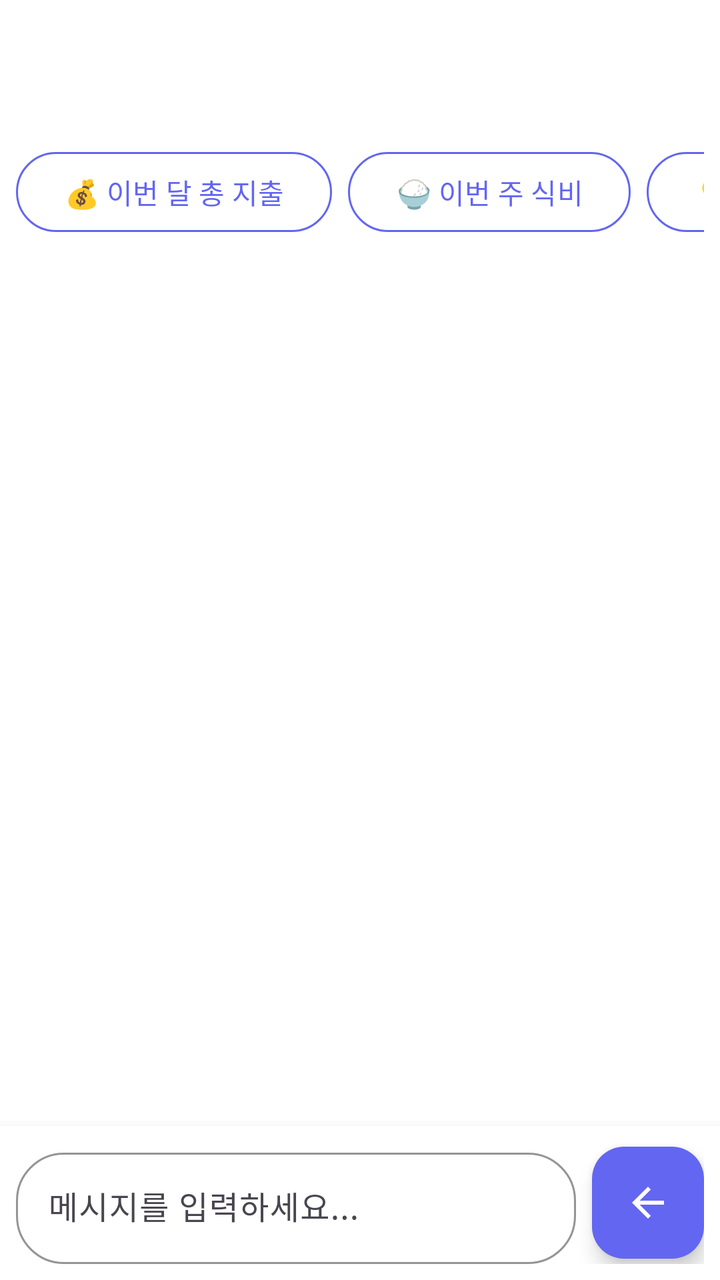
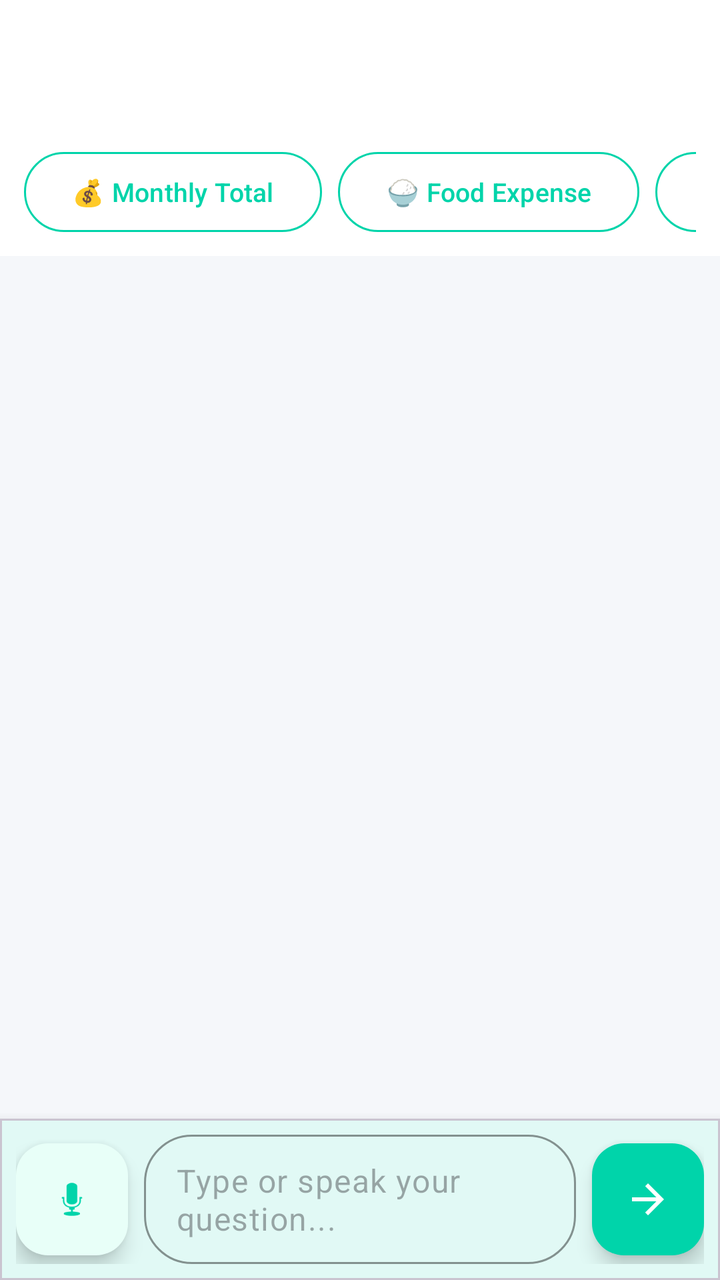

Two renders of the same Android screen: before a commit and after it. Below are the layout's source before the change and the commit's diff.
<!-- AndroidManifest.xml: application theme Theme.Receiptify -->
<!-- res/layout/activity_chatbot.xml -->
<?xml version="1.0" encoding="utf-8"?>
<androidx.coordinatorlayout.widget.CoordinatorLayout xmlns:android="http://schemas.android.com/apk/res/android"
    xmlns:app="http://schemas.android.com/apk/res-auto"
    android:layout_width="match_parent"
    android:layout_height="match_parent"
    android:background="?attr/colorSurface">

    <com.google.android.material.appbar.AppBarLayout
        android:layout_width="match_parent"
        android:layout_height="wrap_content"
        android:background="?attr/colorSurface"
        app:elevation="0dp">

        <androidx.appcompat.widget.Toolbar
            android:id="@+id/toolbar"
            android:layout_width="match_parent"
            android:layout_height="?attr/actionBarSize" />

    </com.google.android.material.appbar.AppBarLayout>

    <LinearLayout
        android:layout_width="match_parent"
        android:layout_height="match_parent"
        android:orientation="vertical"
        app:layout_behavior="@string/appbar_scrolling_view_behavior">

        
        <HorizontalScrollView
            android:layout_width="match_parent"
            android:layout_height="wrap_content"
            android:padding="8dp"
            android:scrollbars="none">

            <LinearLayout
                android:layout_width="wrap_content"
                android:layout_height="wrap_content"
                android:orientation="horizontal">

                <com.google.android.material.button.MaterialButton
                    android:id="@+id/btnQuickTotal"
                    style="@style/Widget.Material3.Button.OutlinedButton"
                    android:layout_width="wrap_content"
                    android:layout_height="wrap_content"
                    android:layout_marginEnd="8dp"
                    android:text="💰 이번 달 총 지출"
                    android:textSize="14sp"
                    app:strokeColor="@color/primary_purple" />

                <com.google.android.material.button.MaterialButton
                    android:id="@+id/btnQuickFood"
                    style="@style/Widget.Material3.Button.OutlinedButton"
                    android:layout_width="wrap_content"
                    android:layout_height="wrap_content"
                    android:layout_marginEnd="8dp"
                    android:text="🍚 이번 주 식비"
                    android:textSize="14sp"
                    app:strokeColor="@color/primary_purple" />

                <com.google.android.material.button.MaterialButton
                    android:id="@+id/btnQuickTips"
                    style="@style/Widget.Material3.Button.OutlinedButton"
                    android:layout_width="wrap_content"
                    android:layout_height="wrap_content"
                    android:layout_marginEnd="8dp"
                    android:text="💡 절약 팁"
                    android:textSize="14sp"
                    app:strokeColor="@color/primary_purple" />

                <com.google.android.material.button.MaterialButton
                    android:id="@+id/btnQuickAnalysis"
                    style="@style/Widget.Material3.Button.OutlinedButton"
                    android:layout_width="wrap_content"
                    android:layout_height="wrap_content"
                    android:text="📊 소비 분석"
                    android:textSize="14sp"
                    app:strokeColor="@color/primary_purple" />

            </LinearLayout>

        </HorizontalScrollView>

        
        <FrameLayout
            android:layout_width="match_parent"
            android:layout_height="0dp"
            android:layout_weight="1">

            <androidx.recyclerview.widget.RecyclerView
                android:id="@+id/rvMessages"
                android:layout_width="match_parent"
                android:layout_height="match_parent"
                android:clipToPadding="false"
                android:padding="16dp" />

            
            <ProgressBar
                android:id="@+id/progressBar"
                android:layout_width="wrap_content"
                android:layout_height="wrap_content"
                android:layout_gravity="center"
                android:visibility="gone" />

        </FrameLayout>

        
        <LinearLayout
            android:layout_width="match_parent"
            android:layout_height="wrap_content"
            android:background="?attr/colorSurface"
            android:elevation="8dp"
            android:gravity="center_vertical"
            android:orientation="horizontal"
            android:padding="8dp">

            <com.google.android.material.textfield.TextInputLayout
                android:layout_width="0dp"
                android:layout_height="wrap_content"
                android:layout_weight="1"
                app:boxBackgroundMode="outline"
                app:boxCornerRadiusBottomEnd="24dp"
                app:boxCornerRadiusBottomStart="24dp"
                app:boxCornerRadiusTopEnd="24dp"
                app:boxCornerRadiusTopStart="24dp"
                app:boxStrokeColor="@color/primary_purple">

                <com.google.android.material.textfield.TextInputEditText
                    android:id="@+id/etMessage"
                    android:layout_width="match_parent"
                    android:layout_height="wrap_content"
                    android:hint="메시지를 입력하세요..."
                    android:imeOptions="actionSend"
                    android:inputType="textMultiLine"
                    android:maxLines="3" />

            </com.google.android.material.textfield.TextInputLayout>

            <com.google.android.material.floatingactionbutton.FloatingActionButton
                android:id="@+id/fabSend"
                android:layout_width="wrap_content"
                android:layout_height="wrap_content"
                android:layout_marginStart="8dp"
                android:contentDescription="전송"
                android:src="@drawable/ic_back"
                app:backgroundTint="@color/primary_purple"
                app:fabSize="mini"
                app:tint="@color/white" />

        </LinearLayout>

    </LinearLayout>

</androidx.coordinatorlayout.widget.CoordinatorLayout>
<!-- resources referenced by this layout -->
<resources>
  <color name="primary_purple">#6366F1</color>
  <color name="white">#FFFFFF</color>
  <!-- drawable ic_back (drawable) -->
  <?xml version="1.0" encoding="utf-8"?>
  <vector xmlns:android="http://schemas.android.com/apk/res/android"
      android:width="24dp"
      android:height="24dp"
      android:viewportWidth="24"
      android:viewportHeight="24">
      <path
          android:fillColor="#FF000000"
          android:pathData="M20,11H7.83l5.59,-5.59L12,4l-8,8 8,8 1.41,-1.41L7.83,13H20v-2z" />
  </vector>
  <style name="Theme.Receiptify" parent="Base.Theme.Receiptify" />
  <style name="Base.Theme.Receiptify" parent="Theme.Material3.Light.NoActionBar">
          <item name="colorPrimary">@color/primary_purple</item>
          <item name="colorPrimaryVariant">@color/primary_purple_dark</item>
          <item name="colorOnPrimary">@color/white</item>
  
          <item name="colorSurface">@color/surface_light</item>
          <item name="colorOnSurface">@color/text_primary</item>
  
          <item name="android:colorBackground">@color/background_light</item>
          <item name="colorOnBackground">@color/text_primary</item>
  
          <item name="colorOutline">@color/divider</item>
      </style>
  <color name="primary_purple_dark">#4F46E5</color>
  <color name="surface_light">#FFFFFF</color>
  <color name="text_primary">#111827</color>
  <color name="background_light">#F9FAFB</color>
  <color name="divider">#E5E7EB</color>
</resources>

<!-- the commit's change to res/layout/activity_chatbot.xml (unified diff, before → after) -->
@@ -3,18 +3,19 @@
     xmlns:app="http://schemas.android.com/apk/res-auto"
     android:layout_width="match_parent"
     android:layout_height="match_parent"
-    android:background="?attr/colorSurface">
+    android:background="@color/background_light">
 
     <com.google.android.material.appbar.AppBarLayout
         android:layout_width="match_parent"
         android:layout_height="wrap_content"
-        android:background="?attr/colorSurface"
+        android:background="@color/white"
         app:elevation="0dp">
 
         <androidx.appcompat.widget.Toolbar
             android:id="@+id/toolbar"
             android:layout_width="match_parent"
-            android:layout_height="?attr/actionBarSize" />
+            android:layout_height="?attr/actionBarSize"
+            app:titleTextColor="@color/text_primary" />
 
     </com.google.android.material.appbar.AppBarLayout>
 
@@ -28,7 +29,9 @@
         <HorizontalScrollView
             android:layout_width="match_parent"
             android:layout_height="wrap_content"
-            android:padding="8dp"
+            android:background="@color/white"
+            android:paddingHorizontal="12dp"
+            android:paddingVertical="8dp"
             android:scrollbars="none">
 
             <LinearLayout
@@ -42,9 +45,10 @@
                     android:layout_width="wrap_content"
                     android:layout_height="wrap_content"
                     android:layout_marginEnd="8dp"
-                    android:text="💰 이번 달 총 지출"
-                    android:textSize="14sp"
-                    app:strokeColor="@color/primary_purple" />
+                    android:text="💰 Monthly Total"
+                    android:textSize="13sp"
+                    app:cornerRadius="20dp"
+                    app:strokeColor="@color/primary_mint" />
 
                 <com.google.android.material.button.MaterialButton
                     android:id="@+id/btnQuickFood"
@@ -52,9 +56,10 @@
                     android:layout_width="wrap_content"
                     android:layout_height="wrap_content"
                     android:layout_marginEnd="8dp"
-                    android:text="🍚 이번 주 식비"
-                    android:textSize="14sp"
-                    app:strokeColor="@color/primary_purple" />
+                    android:text="🍚 Food Expense"
+                    android:textSize="13sp"
+                    app:cornerRadius="20dp"
+                    app:strokeColor="@color/primary_mint" />
 
                 <com.google.android.material.button.MaterialButton
                     android:id="@+id/btnQuickTips"
@@ -62,18 +67,20 @@
                     android:layout_width="wrap_content"
                     android:layout_height="wrap_content"
                     android:layout_marginEnd="8dp"
-                    android:text="💡 절약 팁"
-                    android:textSize="14sp"
-                    app:strokeColor="@color/primary_purple" />
+                    android:text="💡 Saving Tips"
+                    android:textSize="13sp"
+                    app:cornerRadius="20dp"
+                    app:strokeColor="@color/primary_mint" />
 
                 <com.google.android.material.button.MaterialButton
                     android:id="@+id/btnQuickAnalysis"
                     style="@style/Widget.Material3.Button.OutlinedButton"
                     android:layout_width="wrap_content"
                     android:layout_height="wrap_content"
-                    android:text="📊 소비 분석"
-                    android:textSize="14sp"
-                    app:strokeColor="@color/primary_purple" />
+                    android:text="📊 Analysis"
+                    android:textSize="13sp"
+                    app:cornerRadius="20dp"
+                    app:strokeColor="@color/primary_mint" />
 
             </LinearLayout>
 
@@ -83,7 +90,8 @@
         <FrameLayout
             android:layout_width="match_parent"
             android:layout_height="0dp"
-            android:layout_weight="1">
+            android:layout_weight="1"
+            android:background="@color/background_light">
 
             <androidx.recyclerview.widget.RecyclerView
                 android:id="@+id/rvMessages"
@@ -100,52 +108,121 @@
                 android:layout_gravity="center"
                 android:visibility="gone" />
 
+            
+            <com.google.android.material.card.MaterialCardView
+                android:id="@+id/cardVoiceRecording"
+                android:layout_width="wrap_content"
+                android:layout_height="wrap_content"
+                android:layout_gravity="center"
+                android:visibility="gone"
+                app:cardBackgroundColor="@color/white"
+                app:cardCornerRadius="16dp"
+                app:cardElevation="8dp">
+
+                <LinearLayout
+                    android:layout_width="wrap_content"
+                    android:layout_height="wrap_content"
+                    android:gravity="center"
+                    android:orientation="vertical"
+                    android:padding="32dp">
+
+                    <ImageView
+                        android:layout_width="64dp"
+                        android:layout_height="64dp"
+                        android:src="@android:drawable/ic_btn_speak_now"
+                        app:tint="@color/primary_mint" />
+
+                    <TextView
+                        android:layout_width="wrap_content"
+                        android:layout_height="wrap_content"
+                        android:layout_marginTop="16dp"
+                        android:text="Listening..."
+                        android:textColor="@color/primary_mint"
+                        android:textSize="18sp"
+                        android:textStyle="bold" />
+
+                    <TextView
+                        android:layout_width="wrap_content"
+                        android:layout_height="wrap_content"
+                        android:layout_marginTop="4dp"
+                        android:text="Speak your question in Korean"
+                        android:textColor="@color/text_secondary"
+                        android:textSize="12sp" />
+
+                </LinearLayout>
+
+            </com.google.android.material.card.MaterialCardView>
+
         </FrameLayout>
 
         
-        <LinearLayout
+        <com.google.android.material.card.MaterialCardView
             android:layout_width="match_parent"
             android:layout_height="wrap_content"
-            android:background="?attr/colorSurface"
-            android:elevation="8dp"
-            android:gravity="center_vertical"
-            android:orientation="horizontal"
-            android:padding="8dp">
-
-            <com.google.android.material.textfield.TextInputLayout
-                android:layout_width="0dp"
-                android:layout_height="wrap_content"
-                android:layout_weight="1"
-                app:boxBackgroundMode="outline"
-                app:boxCornerRadiusBottomEnd="24dp"
-                app:boxCornerRadiusBottomStart="24dp"
-                app:boxCornerRadiusTopEnd="24dp"
-                app:boxCornerRadiusTopStart="24dp"
-                app:boxStrokeColor="@color/primary_purple">
-
-                <com.google.android.material.textfield.TextInputEditText
-                    android:id="@+id/etMessage"
-                    android:layout_width="match_parent"
-                    android:layout_height="wrap_content"
-                    android:hint="메시지를 입력하세요..."
-                    android:imeOptions="actionSend"
-                    android:inputType="textMultiLine"
-                    android:maxLines="3" />
-
-            </com.google.android.material.textfield.TextInputLayout>
-
-            <com.google.android.material.floatingactionbutton.FloatingActionButton
-                android:id="@+id/fabSend"
-                android:layout_width="wrap_content"
-                android:layout_height="wrap_content"
-                android:layout_marginStart="8dp"
-                android:contentDescription="전송"
-                android:src="@drawable/ic_back"
-                app:backgroundTint="@color/primary_purple"
-                app:fabSize="mini"
-                app:tint="@color/white" />
-
-        </LinearLayout>
+            app:cardBackgroundColor="@color/white"
+            app:cardCornerRadius="0dp"
+            app:cardElevation="8dp">
+
+            <LinearLayout
+                android:layout_width="match_parent"
+                android:layout_height="wrap_content"
+                android:gravity="center_vertical"
+                android:orientation="horizontal"
+                android:padding="8dp">
+
+                
+                <com.google.android.material.floatingactionbutton.FloatingActionButton
+                    android:id="@+id/fabVoice"
+                    android:layout_width="wrap_content"
+                    android:layout_height="wrap_content"
+                    android:layout_marginEnd="8dp"
+                    android:contentDescription="Voice Input"
+                    android:src="@android:drawable/ic_btn_speak_now"
+                    app:backgroundTint="@color/card_highlight"
+                    app:fabSize="mini"
+                    app:tint="@color/primary_mint" />
+
+                <com.google.android.material.textfield.TextInputLayout
+                    android:layout_width="0dp"
+                    android:layout_height="wrap_content"
+                    android:layout_weight="1"
+                    app:boxBackgroundMode="outline"
+                    app:boxCornerRadiusBottomEnd="24dp"
+                    app:boxCornerRadiusBottomStart="24dp"
+                    app:boxCornerRadiusTopEnd="24dp"
+                    app:boxCornerRadiusTopStart="24dp"
+                    app:boxStrokeColor="@color/primary_mint"
+                    app:hintEnabled="false">
+
+                    <com.google.android.material.textfield.TextInputEditText
+                        android:id="@+id/etMessage"
+                        android:layout_width="match_parent"
+                        android:layout_height="wrap_content"
+                        android:background="@null"
+                        android:hint="Type or speak your question..."
+                        android:imeOptions="actionSend"
+                        android:inputType="textMultiLine"
+                        android:maxLines="3"
+                        android:paddingVertical="12dp" />
+
+                </com.google.android.material.textfield.TextInputLayout>
+
+                
+                <com.google.android.material.floatingactionbutton.FloatingActionButton
+                    android:id="@+id/fabSend"
+                    android:layout_width="wrap_content"
+                    android:layout_height="wrap_content"
+                    android:layout_marginStart="8dp"
+                    android:contentDescription="Send"
+                    android:src="@drawable/ic_back"
+                    android:rotation="180"
+                    app:backgroundTint="@color/primary_mint"
+                    app:fabSize="mini"
+                    app:tint="@color/white" />
+
+            </LinearLayout>
+
+        </com.google.android.material.card.MaterialCardView>
 
     </LinearLayout>
 
<!-- resource entries referenced after the edit -->
@@ -1,6 +1,6 @@
 <!-- resources referenced by this layout -->
 <resources>
-  <color name="primary_purple">#6366F1</color>
+  <color name="primary_purple">#00D4AA</color>
   <color name="white">#FFFFFF</color>
   <!-- drawable ic_back (drawable) -->
   <?xml version="1.0" encoding="utf-8"?>
@@ -27,10 +27,13 @@
   
           <item name="colorOutline">@color/divider</item>
       </style>
-  <color name="primary_purple_dark">#4F46E5</color>
+  <color name="primary_purple_dark">#00B894</color>
   <color name="surface_light">#FFFFFF</color>
-  <color name="text_primary">#111827</color>
-  <color name="background_light">#F9FAFB</color>
+  <color name="text_primary">#1A1A2E</color>
+  <color name="text_secondary">#6B7280</color>
+  <color name="background_light">#F5F7FA</color>
+  <color name="card_highlight">#E8FFF8</color>
+  <color name="primary_mint">#00D4AA</color>
   <color name="divider">#E5E7EB</color>
 </resources>
 
